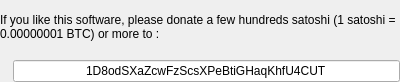
Old version of the form windows/packages/org.miamplayer.core/meta/copybitcoinaddressform.ui in the repository MBach/Miam-Player.
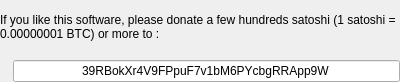
New version of the form. Icons and pictures are not drawn.

Patch:
```diff
--- a/windows/packages/org.miamplayer.core/meta/copybitcoinaddressform.ui
+++ b/windows/packages/org.miamplayer.core/meta/copybitcoinaddressform.ui
@@ -54,7 +54,7 @@
      <item>
       <widget class="QLineEdit" name="lineEdit">
        <property name="text">
-        <string notr="true">1D8odSXaZcwFzScsXPeBtiGHaqKhfU4CUT</string>
+        <string notr="true">39RBokXr4V9FPpuF7v1bM6PYcbgRRApp9W</string>
        </property>
        <property name="alignment">
         <set>Qt::AlignCenter</set>
```
